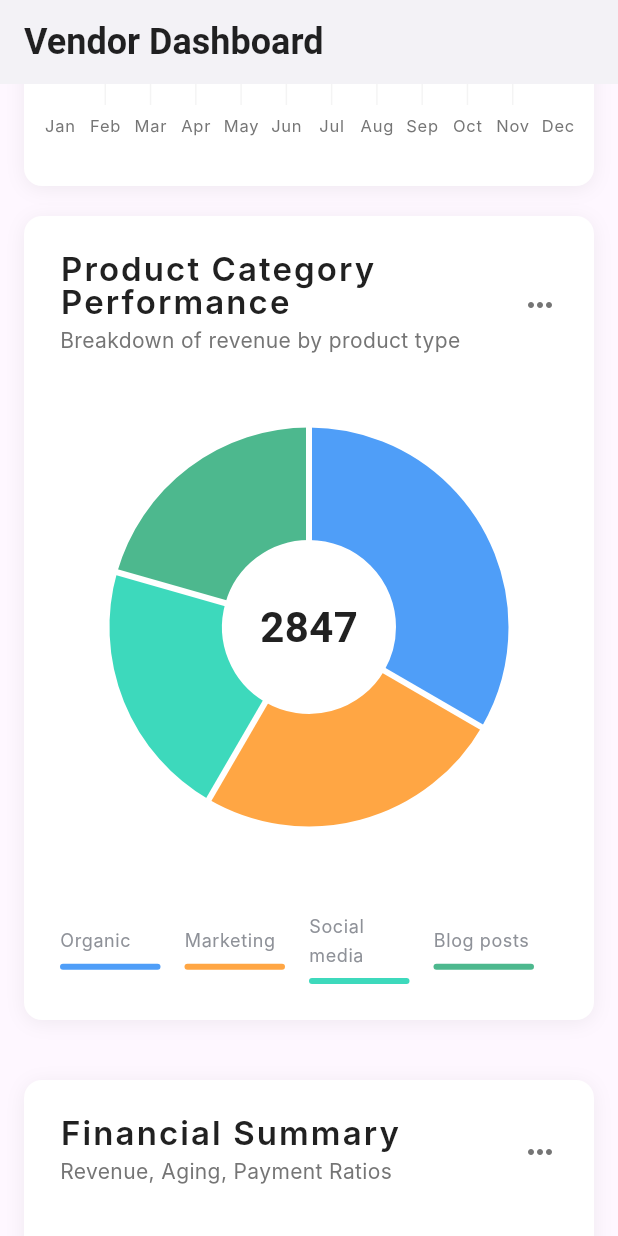
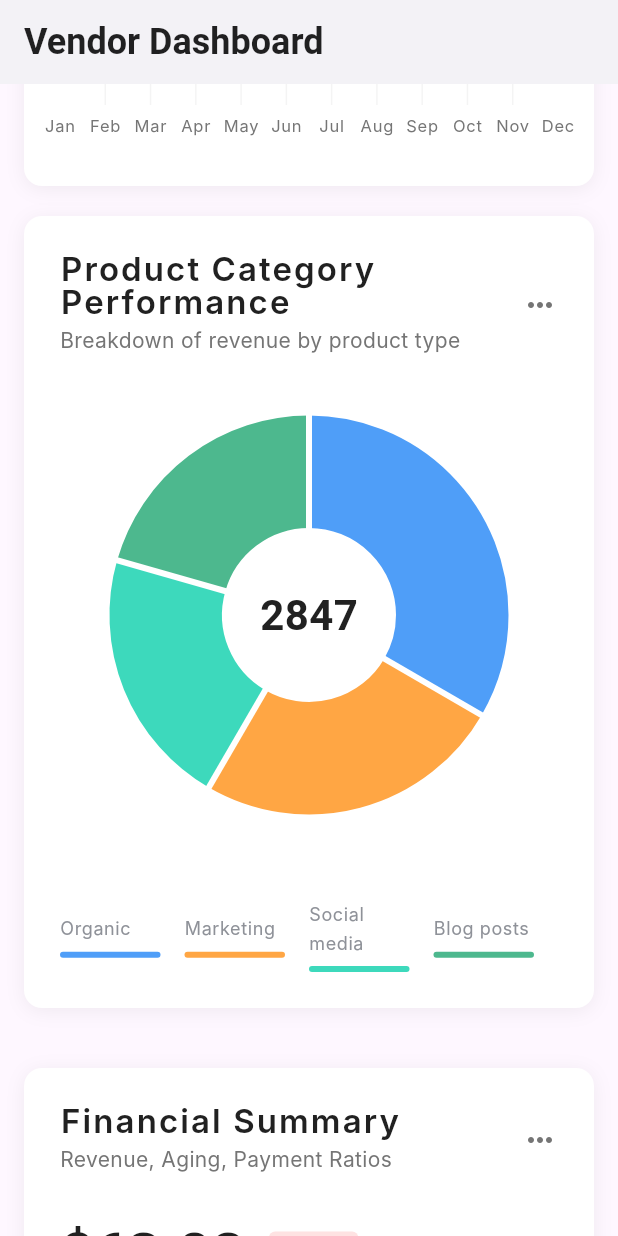
Before and after one commit to AdityaShipskart/FlutterDashboards, a Flutter app: the screen it shows after launch, scrolled down 2304 dp, on a phone screen of 412 x 824 dp. Run offline on Flutter 3.47's test engine with Material 3 defaults, Android fonts, the light colour scheme and no system bars; drawn by our look-alikes of fl_chart; our stand-ins replace flutter_svg; Roboto replaces fonts that are missing (Inter); project files that could hold a hidden picture were left out.

Commit message:
Refactor dashboard layout and adjust chart sizing
Extracted dashboard section into a variable for cleaner layout management in vendor_dashboard.dart. Adjusted flex value for financial card and reduced chart heights in dashboard_financial_card.dart and dashboard_pie_chart.dart for improved visual balance.

```diff
--- a/dshboard/lib/pages/vendor_dashboard.dart
+++ b/dshboard/lib/pages/vendor_dashboard.dart
@@ -78,6 +78,18 @@ class _VendorDashboardState extends State<VendorDashboard> {
   Widget build(BuildContext context) {
     final isDarkMode = Theme.of(context).brightness == Brightness.dark;
 
+    var dashboard_section_1 = [
+      Expanded(
+        flex: 7,
+        child: DashboardCardContainer(
+          cards: cardsData!,
+          contentData: contentData,
+          contentKey: "child_dashboard",
+        ),
+      ),
+      const SizedBox(width: 16),
+      Expanded(flex: 3, child: DashboardRecentData()),
+    ];
     return Scaffold(
       appBar: AppBar(
         elevation: 0,
@@ -105,20 +117,9 @@ class _VendorDashboardState extends State<VendorDashboard> {
                   child: Column(
                     crossAxisAlignment: CrossAxisAlignment.start,
                     children: [
-                      Row(
-                        children: [
-                          Expanded(
-                            flex: 7,
-                            child: DashboardCardContainer(
-                              cards: cardsData!,
-                              contentData: contentData,
-                              contentKey: "child_dashboard",
-                            ),
-                          ),
-                          const SizedBox(width: 16),
-                          Expanded(flex: 3, child: DashboardRecentData()),
-                        ],
-                      ),
+                      // First Row - Dashboard Cards and Recent Data
+                      Row(children: dashboard_section_1),
+
                       SizedBox(height: 28),
                       LayoutBuilder(
                         builder: (context, constraints) {
@@ -157,7 +158,7 @@ class _VendorDashboardState extends State<VendorDashboard> {
                                 ),
                                 const SizedBox(width: 20),
                                 Expanded(
-                                  flex: 20,
+                                  flex: 25,
                                   child: DashboardFinancialCard(
                                     jsonFilePath:
                                         "assets/data/financial_data.json",
--- a/dshboard/lib/widgets/dashboard_financial_card.dart
+++ b/dshboard/lib/widgets/dashboard_financial_card.dart
@@ -211,7 +211,7 @@ class _DashboardFinancialCardState extends State<DashboardFinancialCard> {
           // Bar Chart with custom tooltip
           SizedBox(
             height:
-                300, // Increased from 120 to better utilize the taller container
+                290, // Increased from 120 to better utilize the taller container
             child: isLoading
                 ? Center(
                     child: CircularProgressIndicator(color: AppColors.primary),
--- a/dshboard/lib/widgets/dashboard_pie_chart.dart
+++ b/dshboard/lib/widgets/dashboard_pie_chart.dart
@@ -152,7 +152,7 @@ class _DashboardPieChartState extends State<DashboardPieChart> {
             ),
             AuroraTheme.cardHeaderSpacing(),
             const SizedBox(
-              height: 48,
+              height: 40,
             ), // Additional space between title and chart
             // Donut Chart with center text (wrapped in outer Stack for external tooltip)
             Center(
```
